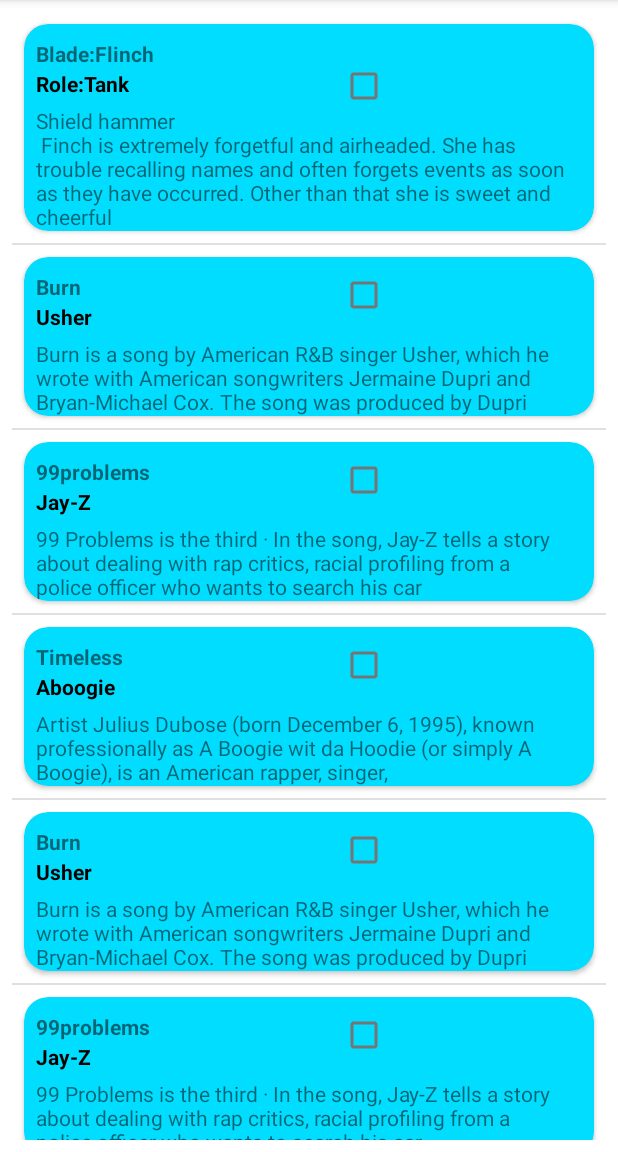
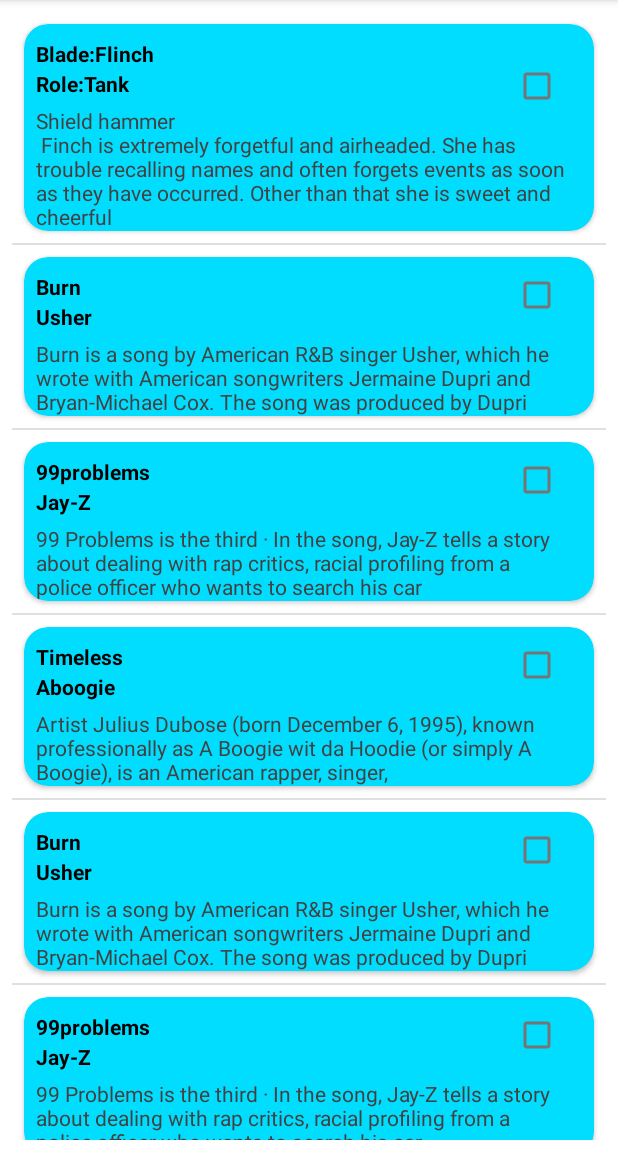
Before and after one commit to veelected/RecyclerList, an Android app: the screen it shows after launch (MainActivity), on a phone screen of 412 x 824 dp, the part 84-1236 px from its top. Run offline under Robolectric (Android 15) with nearby library versions, the phone set to English and light mode, and no system bars.

Commit message:
xeno entry test2

```diff
--- a/app/src/main/res/layout/listview_topmusic.xml
+++ b/app/src/main/res/layout/listview_topmusic.xml
@@ -21,9 +21,9 @@
 
         <CheckBox
             android:id="@+id/checkBox2"
-            android:layout_width="match_parent"
+            android:layout_width="wrap_content"
             android:layout_height="match_parent"
-            android:layout_marginStart="90dp"
+            android:layout_marginStart="320dp"
             android:layout_marginEnd="16dp"
             android:layout_marginBottom="55dp"
             android:minWidth="48dp"
@@ -39,11 +39,12 @@
             android:paddingTop="30dp"
             android:textAlignment="viewStart"
             android:textColor="@android:color/black"
+
             android:textStyle="bold"
-
             tools:text="Name" />
 
         <TextView
+            android:textColor="@color/black"
             android:id="@+id/tv_artist"
             android:layout_width="match_parent"
             android:layout_height="match_parent"
@@ -56,6 +57,7 @@
             tools:text="Artist" />
 
         <TextView
+            android:textColor="@color/cardview_dark_background"
             android:id="@+id/tv_info"
             android:layout_width="wrap_content"
             android:layout_height="wrap_content"
```
